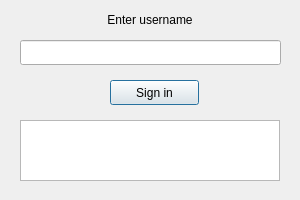
kpomak/Chat, file client/gui/welcome.ui: the form before one commit.
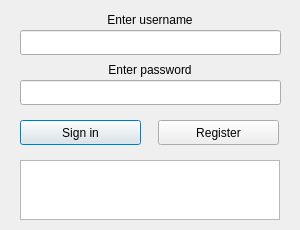
The form after the commit.

The edit to the form file:
```diff
--- a/client/gui/welcome.ui
+++ b/client/gui/welcome.ui
@@ -7,7 +7,7 @@
     <x>0</x>
     <y>0</y>
     <width>300</width>
-    <height>200</height>
+    <height>230</height>
    </rect>
   </property>
   <property name="windowTitle">
@@ -16,9 +16,9 @@
   <widget class="QPushButton" name="pushButton">
    <property name="geometry">
     <rect>
-     <x>110</x>
-     <y>80</y>
-     <width>89</width>
+     <x>20</x>
+     <y>120</y>
+     <width>121</width>
      <height>25</height>
     </rect>
    </property>
@@ -30,7 +30,7 @@
    <property name="geometry">
     <rect>
      <x>20</x>
-     <y>40</y>
+     <y>30</y>
      <width>261</width>
      <height>25</height>
     </rect>
@@ -56,9 +56,9 @@
    <property name="geometry">
     <rect>
      <x>20</x>
-     <y>120</y>
+     <y>160</y>
      <width>260</width>
-     <height>61</height>
+     <height>60</height>
     </rect>
    </property>
    <property name="html">
@@ -72,6 +72,45 @@
 &lt;p style=&quot;-qt-paragraph-type:empty; margin-top:0px; margin-bottom:0px; margin-left:0px; margin-right:0px; -qt-block-indent:0; text-indent:0px;&quot;&gt;&lt;br /&gt;&lt;/p&gt;&lt;/body&gt;&lt;/html&gt;</string>
    </property>
   </widget>
+  <widget class="QPushButton" name="pushButton_2">
+   <property name="geometry">
+    <rect>
+     <x>158</x>
+     <y>120</y>
+     <width>121</width>
+     <height>25</height>
+    </rect>
+   </property>
+   <property name="text">
+    <string>Register</string>
+   </property>
+  </widget>
+  <widget class="QLineEdit" name="lineEdit_2">
+   <property name="geometry">
+    <rect>
+     <x>20</x>
+     <y>80</y>
+     <width>261</width>
+     <height>25</height>
+    </rect>
+   </property>
+  </widget>
+  <widget class="QLabel" name="label_2">
+   <property name="geometry">
+    <rect>
+     <x>20</x>
+     <y>60</y>
+     <width>260</width>
+     <height>20</height>
+    </rect>
+   </property>
+   <property name="text">
+    <string>Enter password</string>
+   </property>
+   <property name="alignment">
+    <set>Qt::AlignCenter</set>
+   </property>
+  </widget>
  </widget>
  <resources/>
  <connections/>
```
